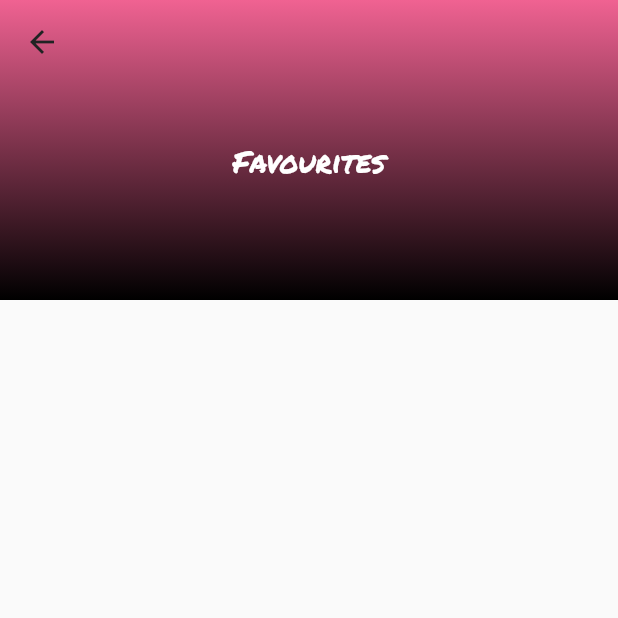
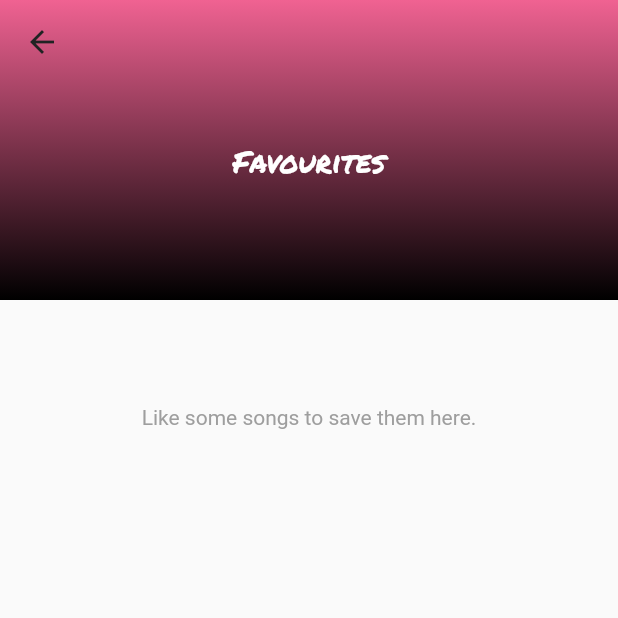
Before and after one commit to shobhit2020335/jain_songs_fork2, a Flutter app: the PlaylistPage screen opened directly with sample values from the repository, on a phone screen of 412 x 824 dp, the top half of it. Run offline on Flutter 3.47's test engine with Material 2 defaults, Android fonts, the phone set to English and light mode, and no system bars; our stand-ins replace cloud_firestore, connectivity, firebase_core, firebase_crashlytics, font_awesome_flutter, modal_progress_hud and 1 more; missing offline and left inert: flutter_share; accounts and stored records are empty.

Commit message:
Unknown in originalSong removed

```diff
--- a/lib/playlist_page.dart
+++ b/lib/playlist_page.dart
@@ -49,7 +49,6 @@ class _PlaylistPageState extends State<PlaylistPage> {
       body: CustomScrollView(
         slivers: <Widget>[
           SliverAppBar(
-            // title: Text('Liked Songs'),
             centerTitle: true,
             pinned: true,
             expandedHeight: 200,
@@ -99,14 +98,33 @@ class _PlaylistPageState extends State<PlaylistPage> {
                       ],
                     ),
                   );
-                } else if (index < songList.length) {
+                }
+                //TODO: Edited below this, test it.
+                else if (listToShow.length == 0) {
+                  return Column(
+                    mainAxisAlignment: MainAxisAlignment.center,
+                    children: [
+                      SizedBox(
+                        height: 70,
+                      ),
+                      Text(
+                        'Like some songs to save them here.',
+                        style: TextStyle(
+                          color: Colors.grey,
+                        ),
+                      )
+                    ],
+                  );
+                } else if (index < listToShow.length) {
                   return BuildRow(
                     currentSong: listToShow[index],
                     color: currentPlaylist.color,
                   );
                 }
               },
-              childCount: showProgress ? 1 : listToShow.length,
+              childCount: showProgress
+                  ? 1
+                  : (listToShow.length == 0 ? 1 : listToShow.length),
             ),
           ),
         ],
--- a/lib/services/firestore_helper.dart
+++ b/lib/services/firestore_helper.dart
@@ -113,6 +113,12 @@ class FireStoreHelper {
           valueIsliked = false;
         }
         currentSongDetails.isLiked = valueIsliked;
+        String originalSong = currentSongDetails.originalSong;
+        if (originalSong == null ||
+            originalSong.length < 3 ||
+            originalSong.toLowerCase() == 'unknown') {
+          currentSongDetails.originalSong = currentSongDetails.songNameHindi;
+        }
         songList.add(
           currentSongDetails,
         );
```
Also changed, not shown: lib/services/addSong_Firestore.dart (+17 -17 lines).
